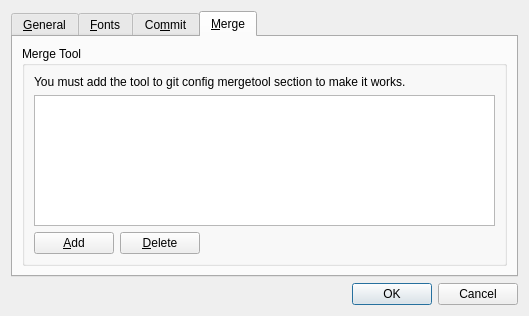
First picture: the form in ui/preferences.ui, repository timxx/qgitc, before the edit.
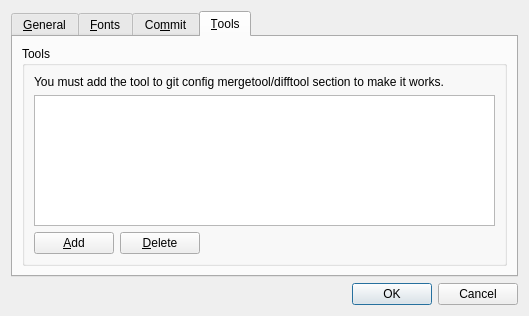
Second picture: the form after the edit. Custom widgets are drawn as their Qt base class.

Commit message: Add support custom difftool to external diff

The edit to the form file:
```diff
--- a/ui/preferences.ui
+++ b/ui/preferences.ui
@@ -352,19 +352,19 @@
      </widget>
      <widget class="QWidget" name="tabMerge">
       <attribute name="title">
-       <string>&amp;Merge</string>
+       <string>&amp;Tools</string>
       </attribute>
       <layout class="QVBoxLayout" name="verticalLayout_7">
        <item>
         <widget class="QGroupBox" name="groupBox_7">
          <property name="title">
-          <string>Merge Tool</string>
+          <string>Tools</string>
          </property>
          <layout class="QVBoxLayout" name="verticalLayout_8">
           <item>
            <widget class="QLabel" name="label_12">
             <property name="text">
-             <string>You must add the tool to git config mergetool section to make it works.</string>
+             <string>You must add the tool to git config mergetool/difftool section to make it works.</string>
             </property>
            </widget>
           </item>
```
Left out of the diff: 2 changed lines with no effect on the pictures. The commit also changes 9 other files.
